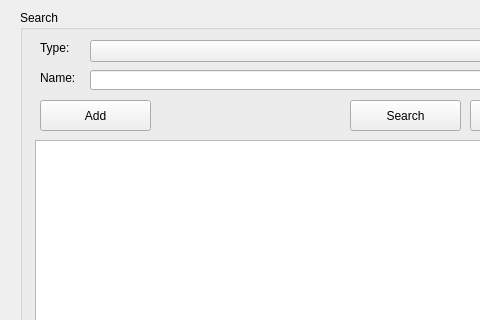
First picture: the form in Screens/Admin MainMenu.ui, repository RaahimHash/DBMS-Project-UHU-Clinic, before the edit; both pictures show x 0 to 480 and y 0 to 320 of the 621 by 601 pixel window.
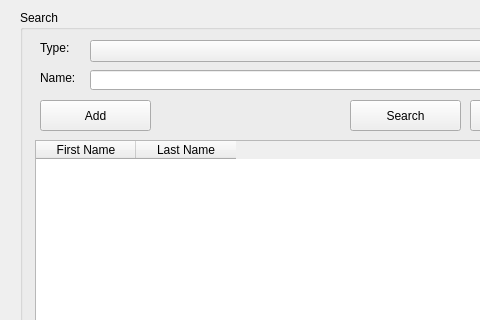
Second picture: the form after the edit.

Patch:
```diff
--- a/Screens/Admin MainMenu.ui
+++ b/Screens/Admin MainMenu.ui
@@ -100,6 +100,16 @@
        <height>361</height>
       </rect>
      </property>
+     <column>
+      <property name="text">
+       <string>First Name</string>
+      </property>
+     </column>
+     <column>
+      <property name="text">
+       <string>Last Name</string>
+      </property>
+     </column>
     </widget>
     <widget class="QPushButton" name="pushAddUser">
      <property name="geometry">
```
Left out of the diff: 26 changed lines with no effect on the pictures.
